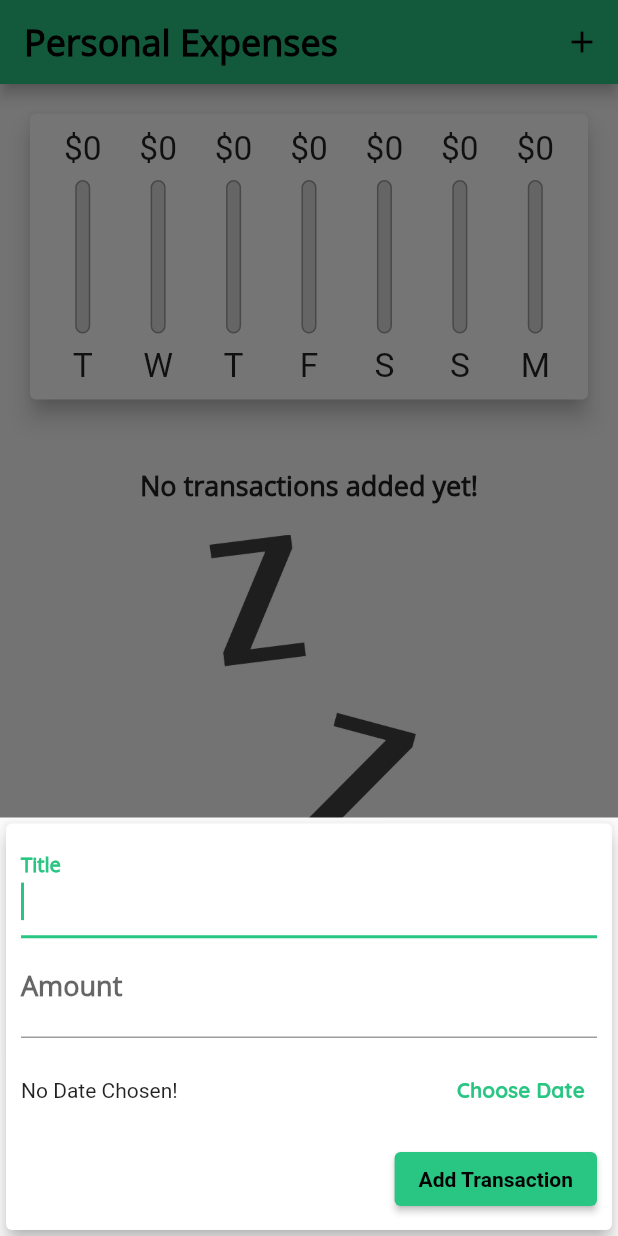
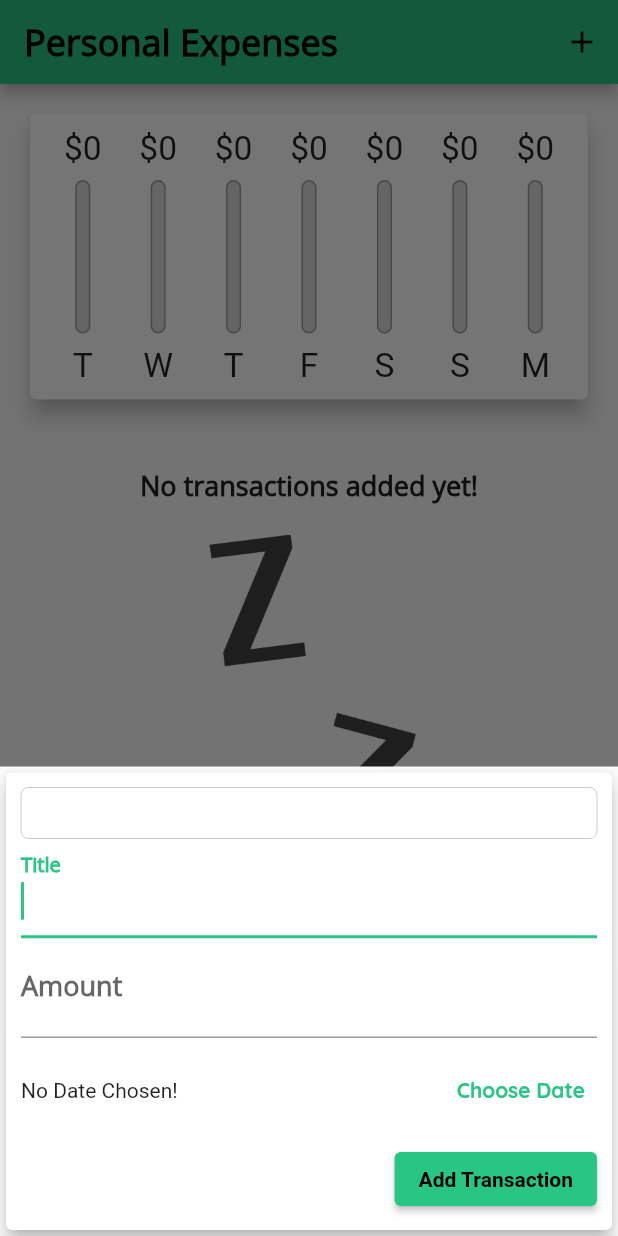
Before and after one commit to BrandonScanlon/Personal_Expenses_App, a Flutter app: the screen it shows after launch, after a tap on the "add" icon, on a phone screen of 412 x 824 dp. Run offline on Flutter 3.47's test engine with Material 2 defaults, Android fonts, the phone set to English and light mode, and no system bars.

Commit message:
Final Commit

```diff
--- a/lib/main.dart
+++ b/lib/main.dart
@@ -153,7 +153,8 @@ class _MyHomePageState extends State<MyHomePage> {
               Row(
                 mainAxisAlignment: MainAxisAlignment.center,
                 children: <Widget>[
-                  Text('Show Chart'),
+                  Text('Show Chart',
+                      style: Theme.of(context).textTheme.subtitle1),
                   Switch.adaptive(
                     value: _showChart,
                     onChanged: (val) {
--- /dev/null
+++ b/lib/widgets/adaptive_flat_button.dart
@@ -0,0 +1,30 @@
+import 'dart:io';
+
+import 'package:flutter/material.dart';
+import 'package:flutter/cupertino.dart';
+
+class AdaptiveFlatButton extends StatelessWidget {
+  final String text;
+  final void Function()? handler;
+
+  AdaptiveFlatButton(this.text, this.handler);
+
+  @override
+  Widget build(BuildContext context) {
+    return Platform.isIOS
+        ? CupertinoButton(
+            child: Text(text,
+                style: TextStyle(
+                  fontWeight: FontWeight.bold,
+                )),
+            onPressed: handler,
+          )
+        : TextButton(
+            child: Text(text,
+                style: TextStyle(
+                  fontWeight: FontWeight.bold,
+                )),
+            onPressed: handler,
+          );
+  }
+}
--- a/lib/widgets/new_transaction.dart
+++ b/lib/widgets/new_transaction.dart
@@ -1,5 +1,9 @@
+import 'dart:io';
+
 import 'package:flutter/material.dart';
 import 'package:intl/intl.dart';
+import 'package:flutter/cupertino.dart';
+import '../widgets/adaptive_flat_button.dart';
 
 class NewTransaction extends StatefulWidget {
   final Function addTx;
@@ -65,6 +69,9 @@ class _NewTransactionState extends State<NewTransaction> {
           child: Column(
               crossAxisAlignment: CrossAxisAlignment.end,
               children: <Widget>[
+                CupertinoTextField(
+                  autocorrect: true,
+                ),
                 TextField(
                   autocorrect: true,
                   autofocus: true,
@@ -92,13 +99,7 @@ class _NewTransactionState extends State<NewTransaction> {
                               : 'Selected Date: ${DateFormat.yMd().format(_selectedDate!)}',
                         ),
                       ),
-                      TextButton(
-                        child: Text('Choose Date',
-                            style: TextStyle(
-                              fontWeight: FontWeight.bold,
-                            )),
-                        onPressed: _presentDatePicker,
-                      )
+                      AdaptiveFlatButton("Choose Date", _presentDatePicker)
                     ],
                   ),
                 ),
```
